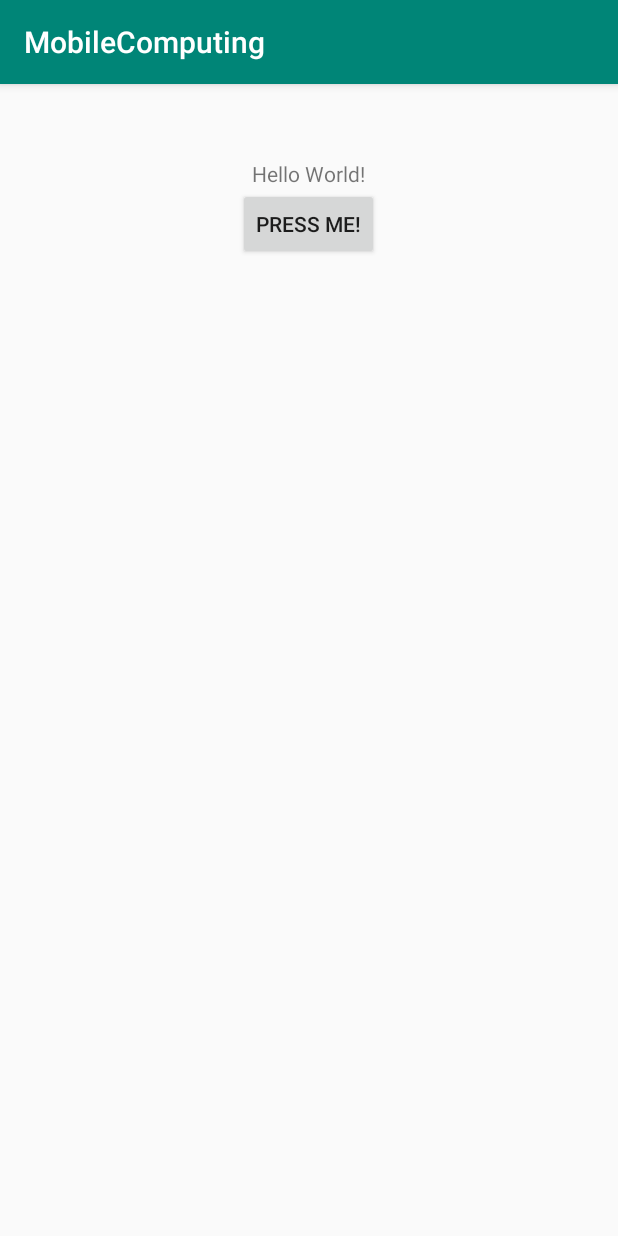
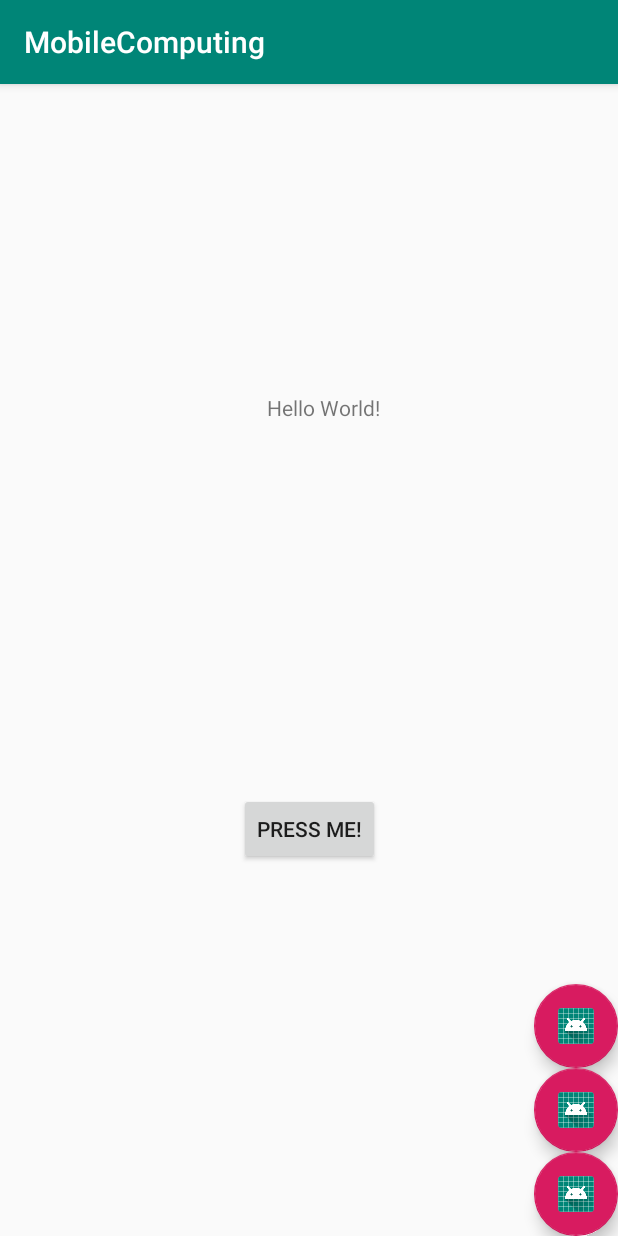
Before and after one commit to samiva/mobilecomputinglab, an Android app: the screen it shows after launch (MainActivity), on a phone screen of 412 x 824 dp. Run offline under Robolectric (Android 15) with nearby library versions, the phone set to English and light mode, and no system bars.

Commit message:
add two activities

```diff
--- a/app/src/main/AndroidManifest.xml
+++ b/app/src/main/AndroidManifest.xml
@@ -9,6 +9,8 @@
         android:roundIcon="@mipmap/ic_launcher_round"
         android:supportsRtl="true"
         android:theme="@style/AppTheme">
+        <activity android:name=".MapActivity"></activity>
+        <activity android:name=".TimeActivity" />
         <activity android:name=".MainActivity">
             <intent-filter>
                 <action android:name="android.intent.action.MAIN" />
--- a/app/src/main/java/com/example/mobilecomputing/MainActivity.kt
+++ b/app/src/main/java/com/example/mobilecomputing/MainActivity.kt
@@ -1,12 +1,30 @@
 package com.example.mobilecomputing
 
+import android.content.Intent
 import androidx.appcompat.app.AppCompatActivity
 import android.os.Bundle
+import kotlinx.android.synthetic.main.activity_main.*
 
 class MainActivity : AppCompatActivity() {
 
     override fun onCreate(savedInstanceState: Bundle?) {
         super.onCreate(savedInstanceState)
         setContentView(R.layout.activity_main)
+        var fabopened = false
+
+        fab.setOnClickListener{
+            if(!fabopened) {
+                fabopened = true
+                fab_map.animate().translationY(-resources.getDimension(R.dimen.standard_66))
+                fab_time.animate().translationY(-resources.getDimension(R.dimen.standard_116))
+            }
+            else{
+                fab_map.animate().translationY(0F)
+                fab_time.animate().translationY(0F)
+            }
+        }
+        test_btn.setOnClickListener{
+            val intent = Intent(applicationContext, TimeActivity::class.java)
+        }
     }
 }
--- a/app/src/main/res/layout/activity_main.xml
+++ b/app/src/main/res/layout/activity_main.xml
@@ -5,27 +5,60 @@
     android:layout_width="match_parent"
     android:layout_height="match_parent"
     tools:context=".MainActivity">
-<LinearLayout
-    android:layout_width="match_parent"
-    android:layout_height="match_parent"
-    android:orientation="vertical"
-    android:layout_margin="50dp">
+
     <TextView
+        android:id="@+id/textView"
         android:layout_width="wrap_content"
         android:layout_height="wrap_content"
         android:layout_gravity="center"
         android:text="Hello World!"
         app:layout_constraintBottom_toBottomOf="parent"
-        app:layout_constraintHorizontal_bias="0.5"
+        app:layout_constraintEnd_toEndOf="parent"
+        app:layout_constraintHorizontal_bias="0.529"
         app:layout_constraintLeft_toLeftOf="parent"
         app:layout_constraintRight_toRightOf="parent"
+        app:layout_constraintStart_toStartOf="parent"
         app:layout_constraintTop_toTopOf="parent"
-        app:layout_constraintVertical_bias="0.639" />
-    <androidx.appcompat.widget.AppCompatButton
+        app:layout_constraintVertical_bias="0.275" />
+
+    <Button
+        android:id="@+id/test_btn"
         android:layout_width="wrap_content"
         android:layout_height="wrap_content"
         android:text="Press me!"
-        android:layout_gravity="center"/>
-</LinearLayout>
+        app:layout_constraintBottom_toBottomOf="parent"
+        app:layout_constraintEnd_toEndOf="parent"
+        app:layout_constraintStart_toStartOf="parent"
+        app:layout_constraintTop_toBottomOf="@+id/textView" />
+
+    <com.google.android.material.floatingactionbutton.FloatingActionButton
+        android:id="@+id/fab_map"
+        android:layout_width="wrap_content"
+        android:layout_height="wrap_content"
+        android:clickable="true"
+        app:layout_constraintBottom_toBottomOf="parent"
+        app:layout_constraintEnd_toEndOf="parent"
+        app:srcCompat="@mipmap/ic_launcher" />
+
+    <com.google.android.material.floatingactionbutton.FloatingActionButton
+        android:id="@+id/fab_time"
+        android:layout_width="wrap_content"
+        android:layout_height="wrap_content"
+        android:clickable="true"
+        app:layout_constraintBottom_toTopOf="@+id/fab"
+        app:layout_constraintEnd_toEndOf="parent"
+        app:layout_constraintTop_toTopOf="parent"
+        app:layout_constraintVertical_bias="1.0"
+        app:srcCompat="@mipmap/ic_launcher" />
+
+    <com.google.android.material.floatingactionbutton.FloatingActionButton
+        android:id="@+id/fab"
+        android:layout_width="wrap_content"
+        android:layout_height="wrap_content"
+        android:clickable="true"
+        app:layout_constraintBottom_toTopOf="@+id/fab_map"
+        app:layout_constraintEnd_toEndOf="parent"
+        app:srcCompat="@mipmap/ic_launcher" />
+
 
 </androidx.constraintlayout.widget.ConstraintLayout>
--- /dev/null
+++ b/app/src/main/res/values/dimens.xml
@@ -0,0 +1,6 @@
+<?xml version="1.0" encoding="utf-8"?>
+<resources>
+    <dimen name="standard_66">66dp</dimen>
+    <dimen name="standard_116">132dp</dimen>
+
+</resources>
--- a/build.gradle
+++ b/build.gradle
@@ -1,7 +1,9 @@
 // Top-level build file where you can add configuration options common to all sub-projects/modules.
 
 buildscript {
-    ext.kotlin_version = '1.3.50'
+    ext.kotlin_version = '1.3.61'
+    ext.anko_version='0.10.8'
+    ext.room_version = '2.2.3'
     repositories {
         google()
         jcenter()
```
Also changed, not shown: app/build.gradle (+15 -3 lines), app/src/main/java/com/example/mobilecomputing/MapActivity.kt (added, +12 -0 lines), app/src/main/java/com/example/mobilecomputing/TimeActivity.kt (added, +12 -0 lines), app/src/main/res/layout/activity_map.xml (added, +9 -0 lines), app/src/main/res/layout/activity_time.xml (added, +28 -0 lines).
